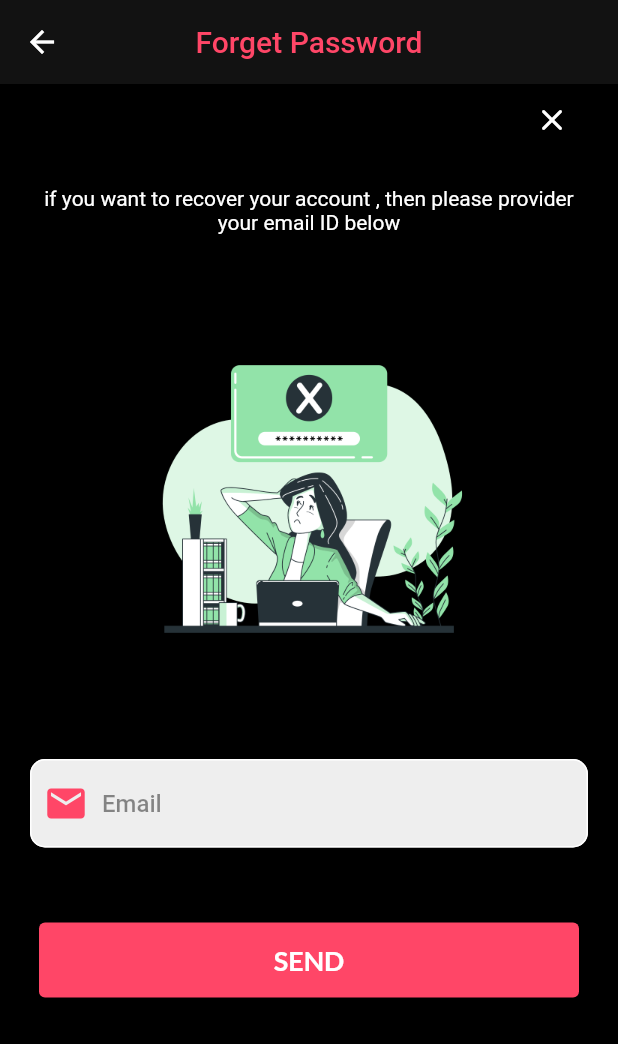
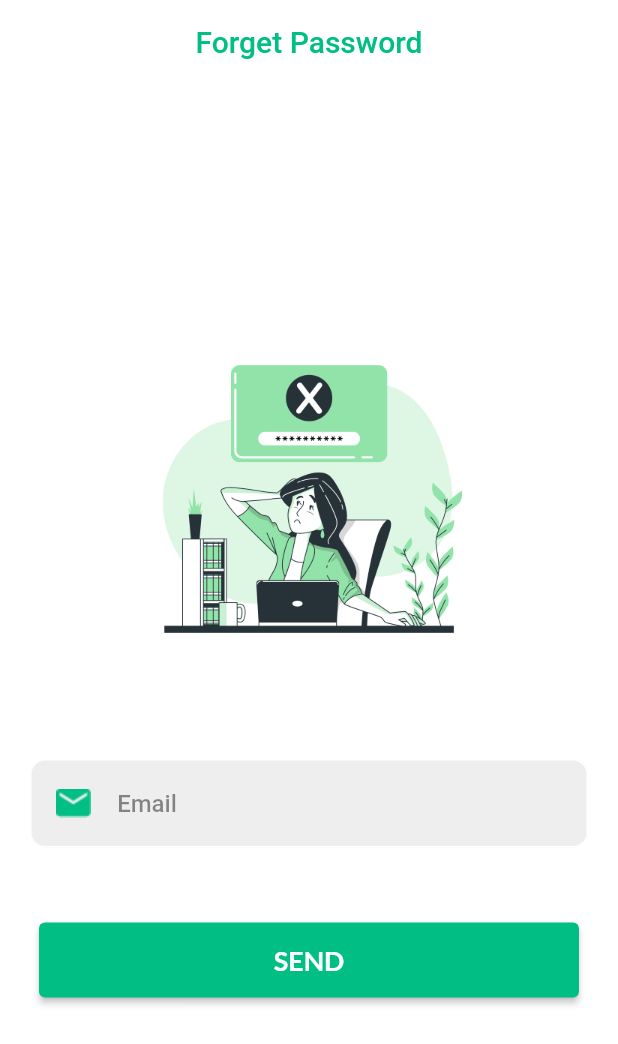
Before and after one commit to abdallh-alnems/test_e_commerce, a Flutter app: the SignUpScreen screen opened by its route, after a tap on "Log in", after a tap on "Forget password?", on a phone screen of 412 x 824 dp. Shown: the top 1044 px of the screen. Run offline on Flutter 3.47's test engine with Material 2 defaults, Android fonts, the light colour scheme and no system bars; our stand-ins replace firebase_auth, firebase_core, get, get_storage, google_fonts, google_sign_in; missing offline and left inert: flutter_facebook_auth; accounts and stored records are empty.

Commit message:
dark mode

```diff
--- /dev/null
+++ b/lib/logic/binding/main_binding.dart
@@ -0,0 +1,9 @@
+import 'package:e_commerce/logic/controller/main_controller.dart';
+import 'package:get/get.dart';
+
+class MainBinding extends Bindings {
+  @override
+  void dependencies() {
+    Get.put(MainController());
+  }
+}
--- a/lib/logic/controller/auth_controller.dart
+++ b/lib/logic/controller/auth_controller.dart
@@ -12,7 +12,7 @@ class AuthController extends GetxController {
   FirebaseAuth auth = FirebaseAuth.instance;
   String displayUsername = "";
   String disPlayUserPhoto = "";
-  GoogleSignIn googleSignIn = GoogleSignIn();
+  var googleSignIn = GoogleSignIn();
   FacebookModel? facebookModel;
 
   void visibility() {
--- /dev/null
+++ b/lib/logic/controller/theme_controller.dart
@@ -0,0 +1,25 @@
+import 'package:flutter/material.dart';
+import 'package:get/get.dart';
+import 'package:get_storage/get_storage.dart';
+
+class ThemeController {
+  final GetStorage boxStorage = GetStorage();
+  final key = 'isDarkModes';
+
+  void saveThemeDataInBox(bool isDark) {
+    boxStorage.write(key, isDark);
+  }
+
+  bool getThemeDataFormBox() {
+    return boxStorage.read<bool>(key) ?? false;
+  }
+
+  ThemeMode get ThemeDataGet =>
+      getThemeDataFormBox() ? ThemeMode.dark : ThemeMode.light;
+
+  void changesTheme() {
+    Get.changeThemeMode(
+        getThemeDataFormBox() ? ThemeMode.light : ThemeMode.dark);
+    saveThemeDataInBox(!getThemeDataFormBox());
+  }
+}
--- a/lib/routes/routes.dart
+++ b/lib/routes/routes.dart
@@ -1,4 +1,5 @@
 import 'package:e_commerce/logic/binding/auth_binding.dart';
+import 'package:e_commerce/logic/binding/main_binding.dart';
 import 'package:e_commerce/view/screens/auth/forget_password.dart';
 import 'package:e_commerce/view/screens/auth/login_screen.dart';
 import 'package:e_commerce/view/screens/auth/signup_screen.dart';
@@ -27,14 +28,18 @@ class AppRoutes {
       binding: AuthBinding(),
     ),
     GetPage(
-      name: Routes.forgetpasswordscreen,
+      name: Routes.forgetPasswordScreen,
       page: () => ForgetPasswordScreen(),
       binding: AuthBinding(),
     ),
      GetPage(
       name: Routes.mainScreen,
-      page: () => const MainScreen(),
-      binding: AuthBinding(),
+      page: () =>  MainScreen(),
+      bindings:  [
+        AuthBinding(),
+        MainBinding()
+      ],
+
     ),
   ];
 }
@@ -43,6 +48,6 @@ class Routes {
   static const welcomeScreen = '/welcomeScreen';
   static const  loginScreen = '/LoginScreen';
   static const signUpScreen = '/signUpScreen';
-  static const forgetpasswordscreen = '/forgetpasswordscreen';
+  static const forgetPasswordScreen = '/forgetPasswordScreen';
   static const mainScreen = '/mainScreen';
 }
--- a/lib/utils/theme.dart
+++ b/lib/utils/theme.dart
@@ -1,3 +1,5 @@
+// ignore_for_file: deprecated_member_use
+
 import 'package:flutter/material.dart';
 
 const Color mainColor = Color(0xff00BE84);
@@ -8,3 +10,18 @@ const Color kColor2 = Color(0xffADA79B);
 const Color kColor3 = Color(0xffA5974F);
 const Color kColor4 = Color(0xff738B71);
 const Color kColor5 = Color(0xff6D454D);
+
+class ThemesApp {
+  static final light = ThemeData(
+    primaryColor: mainColor,
+backgroundColor: Colors.white,
+brightness: Brightness.light
+    );
+   static final dark = ThemeData(
+     primaryColor: darkGreyClr,
+backgroundColor: darkGreyClr,
+brightness: Brightness.dark
+
+   );
+
+}
--- a/lib/view/screens/auth/forget_password.dart
+++ b/lib/view/screens/auth/forget_password.dart
@@ -1,3 +1,5 @@
+// ignore_for_file: deprecated_member_use
+
 import 'package:e_commerce/logic/controller/auth_controller.dart';
 import 'package:e_commerce/utils/my_strings.dart';
 import 'package:e_commerce/utils/theme.dart';
@@ -21,10 +23,10 @@ class ForgetPasswordScreen extends StatelessWidget {
         appBar: AppBar(
           elevation: 0,
           centerTitle: true,
-          backgroundColor: Get.isDarkMode ? Colors.white : darkGreyClr,
+          backgroundColor: Get.isDarkMode ? darkGreyClr : Colors.white,
           title: Text(
             "Forget Password",
-            style: TextStyle(color: Get.isDarkMode ? mainColor : pinkClr),
+            style: TextStyle(color: Get.isDarkMode ? pinkClr : mainColor),
           ),
           leading: IconButton(
             onPressed: () {
@@ -36,7 +38,7 @@ class ForgetPasswordScreen extends StatelessWidget {
             ),
           ),
         ),
-        backgroundColor: Get.isDarkMode ? Colors.white : Colors.black,
+          backgroundColor: context.theme.backgroundColor,
         body: Form(
             key: formKey,
             child: SingleChildScrollView(
@@ -87,12 +89,12 @@ class ForgetPasswordScreen extends StatelessWidget {
                         }
                       },
                       prefixIcon: Get.isDarkMode
-                          ? Image.asset('assets/images/email.png')
-                          : Icon(
+                          ?
+                           Icon(
                               Icons.email,
                               color: pinkClr,
                               size: 30,
-                            ),
+                            ) : Image.asset('assets/images/email.png'),
                       suffixIcon: const Text(""),
                       hintText: "Email",
                     ),
--- a/lib/view/screens/auth/login_screen.dart
+++ b/lib/view/screens/auth/login_screen.dart
@@ -1,3 +1,5 @@
+// ignore_for_file: deprecated_member_use
+
 import 'package:e_commerce/logic/controller/auth_controller.dart';
 import 'package:e_commerce/routes/routes.dart';
 import 'package:e_commerce/utils/my_strings.dart';
@@ -21,10 +23,10 @@ class LoginScreen extends StatelessWidget {
     return SafeArea(
       child: Scaffold(
         appBar: AppBar(
-          backgroundColor: Get.isDarkMode ? Colors.white : darkGreyClr,
+          backgroundColor: Get.isDarkMode ? darkGreyClr : Colors.white,
           elevation: 0,
         ),
-        backgroundColor: Get.isDarkMode ? Colors.white : darkGreyClr,
+          backgroundColor: context.theme.backgroundColor,
         body: SingleChildScrollView(
           child: Column(
             children: [
@@ -43,7 +45,7 @@ class LoginScreen extends StatelessWidget {
                               text: "Log",
                               fontSize: 28,
                               fontWeight: FontWeight.w500,
-                              color: Get.isDarkMode ? mainColor : pinkClr,
+                              color: Get.isDarkMode ? pinkClr : mainColor,
                             ),
                             const SizedBox(
                               width: 3,
@@ -53,16 +55,14 @@ class LoginScreen extends StatelessWidget {
                               fontSize: 28,
                               fontWeight: FontWeight.w500,
                               color:
-                                  Get.isDarkMode ? Colors.black : Colors.white,
+                                  Get.isDarkMode ? Colors.white : Colors.black,
                             ),
                           ],
                         ),
                         const SizedBox(
                           height: 40,
                         ),
-                        const SizedBox(
-                          height: 20,
-                        ),
+
                         AuthTextFormFiled(
                           controller: emailController,
                           obscureText: false,
@@ -74,12 +74,12 @@ class LoginScreen extends StatelessWidget {
                             }
                           },
                           prefixIcon: Get.isDarkMode
-                              ? Image.asset('assets/images/email.png')
-                              : Icon(
+                              ?
+                               Icon(
                                   Icons.email,
                                   color: pinkClr,
                                   size: 30,
-                                ),
+                                ) : Image.asset('assets/images/email.png'),
                           suffixIcon: const Text(""),
                           hintText: "Email",
                         ),
@@ -98,23 +98,23 @@ class LoginScreen extends StatelessWidget {
                               }
                             },
                             prefixIcon: Get.isDarkMode
-                                ? Image.asset('assets/images/lock.png')
-                                : Icon(
+                                ?
+                                 Icon(
                                     Icons.lock,
                                     color: pinkClr,
                                     size: 30,
-                                  ),
+                                  ) : Image.asset('assets/images/lock.png'),
                             suffixIcon: IconButton(
                                 onPressed: () {
                                   controller.visibility();
                                 },
                                 icon: controller.isVisibility
                                     ? const Icon(
-                                        Icons.visibility_off,
+                                        Icons.visibility,
                                         color: Colors.black,
                                       )
                                     : const Icon(
-                                        Icons.visibility,
+                                        Icons.visibility_off,
                                         color: Colors.black,
                                       )),
                             hintText: "Password",
@@ -124,15 +124,15 @@ class LoginScreen extends StatelessWidget {
                           alignment: Alignment.bottomRight,
                           child: TextButton(
                             onPressed: () {
-                              Get.toNamed(Routes.forgetpasswordscreen);
+                              Get.toNamed(Routes.forgetPasswordScreen);
                             },
                             child: TextUtils(
                                 text: "Forget password?",
                                 fontSize: 14,
                                 fontWeight: FontWeight.normal,
                                 color: Get.isDarkMode
-                                    ? Colors.black
-                                    : Colors.white),
+                                    ? Colors.white
+                                    : Colors.black),
                           ),
                         ),
                         const SizedBox(
@@ -152,14 +152,14 @@ class LoginScreen extends StatelessWidget {
                           );
                         }),
                         const SizedBox(
-                          height: 28,
+                          height: 20,
                         ),
                         TextUtils(
                             text: 'OR',
                             fontSize: 18,
                             fontWeight: FontWeight.w500,
                             color:
-                                Get.isDarkMode ? Colors.black : Colors.white),
+                                Get.isDarkMode ? Colors.white : Colors.black),
                         const SizedBox(
                           height: 20,
                         ),
--- a/lib/view/screens/auth/signup_screen.dart
+++ b/lib/view/screens/auth/signup_screen.dart
@@ -1,3 +1,5 @@
+// ignore_for_file: deprecated_member_use
+
 import 'package:e_commerce/logic/controller/auth_controller.dart';
 import 'package:e_commerce/routes/routes.dart';
 import 'package:e_commerce/utils/my_strings.dart';
@@ -23,10 +25,10 @@ class SignUpScreen extends StatelessWidget {
     return SafeArea(
       child: Scaffold(
         appBar: AppBar(
-          backgroundColor: Get.isDarkMode ? Colors.white : darkGreyClr,
+          backgroundColor: Get.isDarkMode ? darkGreyClr : Colors.white,
           elevation: 0,
         ),
-        backgroundColor: Get.isDarkMode ? Colors.white : darkGreyClr,
+          backgroundColor: context.theme.backgroundColor,
         body: SingleChildScrollView(
           child: Column(
             children: [
@@ -45,7 +47,7 @@ class SignUpScreen extends StatelessWidget {
                               text: "SIGN",
                               fontSize: 28,
                               fontWeight: FontWeight.w500,
-                              color: Get.isDarkMode ? mainColor : pinkClr,
+                              color: Get.isDarkMode ? pinkClr : mainColor,
                             ),
                             const SizedBox(
                               width: 3,
@@ -55,7 +57,7 @@ class SignUpScreen extends StatelessWidget {
                               fontSize: 28,
                               fontWeight: FontWeight.w500,
                               color:
-                                  Get.isDarkMode ? Colors.black : Colors.white,
+                                  Get.isDarkMode ? Colors.white : Colors.black,
                             ),
                           ],
                         ),
@@ -74,12 +76,12 @@ class SignUpScreen extends StatelessWidget {
                             }
                           },
                           prefixIcon: Get.isDarkMode
-                              ? Image.asset('assets/images/user.png')
-                              : Icon(
+                              ?
+                               Icon(
                                   Icons.person,
                                   color: pinkClr,
                                   size: 30,
-                                ),
+                                ) : Image.asset('assets/images/user.png'),
                           suffixIcon: const Text(""),
                           hintText: "User Name",
                         ),
@@ -97,12 +99,12 @@ class SignUpScreen extends StatelessWidget {
                             }
                           },
                           prefixIcon: Get.isDarkMode
-                              ? Image.asset('assets/images/email.png')
-                              : Icon(
+                              ?
+                               Icon(
                                   Icons.email,
                                   color: pinkClr,
                                   size: 30,
-                                ),
+                                ) : Image.asset('assets/images/email.png'),
                           suffixIcon: const Text(""),
                           hintText: "Email",
                         ),
@@ -121,12 +123,12 @@ class SignUpScreen extends StatelessWidget {
                               }
                             },
                             prefixIcon: Get.isDarkMode
-                                ? Image.asset('assets/images/lock.png')
-                                : Icon(
+                                ?
+                                 Icon(
                                     Icons.lock,
                                     color: pinkClr,
                                     size: 30,
-                                  ),
+                                  ) : Image.asset('assets/images/lock.png'),
                             suffixIcon: IconButton(
                                 onPressed: () {
                                   controller.visibility();
--- a/lib/view/widgets/auth/auth_button.dart
+++ b/lib/view/widgets/auth/auth_button.dart
@@ -12,7 +12,7 @@ class AuthButton extends StatelessWidget {
   Widget build(BuildContext context) {
     return ElevatedButton(
         style: ElevatedButton.styleFrom(
-            backgroundColor: Get.isDarkMode ? mainColor : pinkClr,
+            backgroundColor:Get.isDarkMode ? pinkClr : mainColor,
              minimumSize: const Size(360, 50)),
         onPressed: onPressed,
         child:  TextUtils(
--- a/lib/view/widgets/auth/check_widget.dart
+++ b/lib/view/widgets/auth/check_widget.dart
@@ -25,12 +25,12 @@ class CheckWidget extends StatelessWidget {
                 borderRadius: BorderRadius.circular(10),
               ),
               child: controller.isCheckBox ? Get.isDarkMode
-                  ? Image.asset("assets/images/check.png")
-                  : Icon(
+                  ?
+                   Icon(
                       Icons.done,
                       color: pinkClr,
                       size: 30,
-                    )
+                    ) : Image.asset("assets/images/check.png")
                     : Container(),
             ),
           ),
@@ -44,12 +44,12 @@ class CheckWidget extends StatelessWidget {
                 text: "I accept ",
                 fontSize: 16,
                 fontWeight: FontWeight.normal,
-                color: Get.isDarkMode ? Colors.black : Colors.white),
+                color: Get.isDarkMode ? Colors.white : Colors.black) ,
             TextUtils(
               text: "terms & conditions",
               fontSize: 16,
               fontWeight: FontWeight.normal,
-              color: Get.isDarkMode ? Colors.black : Colors.white,
+              color: Get.isDarkMode ? Colors.white : Colors.black,
               underLine: TextDecoration.underline,
             ),
           ],
--- a/lib/view/widgets/auth/container_under.dart
+++ b/lib/view/widgets/auth/container_under.dart
@@ -16,7 +16,7 @@ class ContainerUnder extends StatelessWidget {
       width: double.infinity,
       height: 80,
       decoration:  BoxDecoration(
-        color: Get.isDarkMode ? mainColor : pinkClr,
+        color: Get.isDarkMode ? pinkClr : mainColor,
          borderRadius: const BorderRadius.only(
           topLeft: Radius.circular(20),
           topRight: Radius.circular(20),
```
Also changed, not shown: lib/logic/controller/main_controller.dart (added, +22 -0 lines), lib/main.dart (+7 -3 lines), lib/view/screens/category_screen.dart (+12 -0 lines), lib/view/screens/favorites_screen.dart (+12 -0 lines), lib/view/screens/home_screen.dart (+15 -0 lines), lib/view/screens/main_screen.dart (+81 -4 lines), lib/view/screens/settings_screen.dart (+27 -0 lines), 3 other files.
